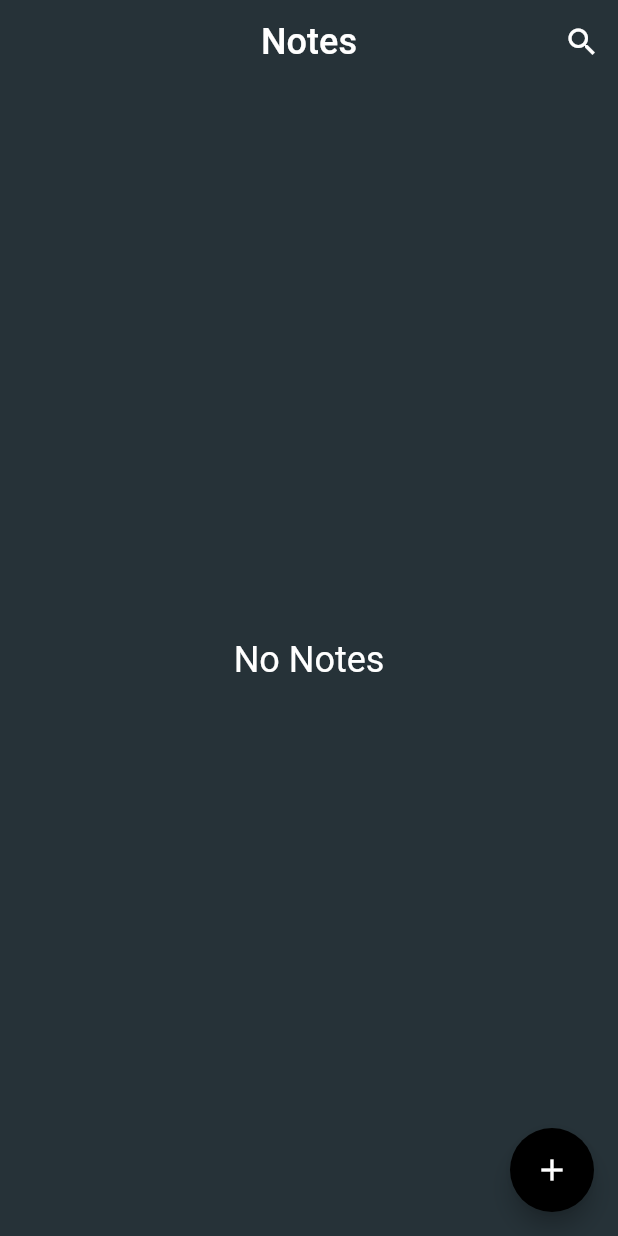
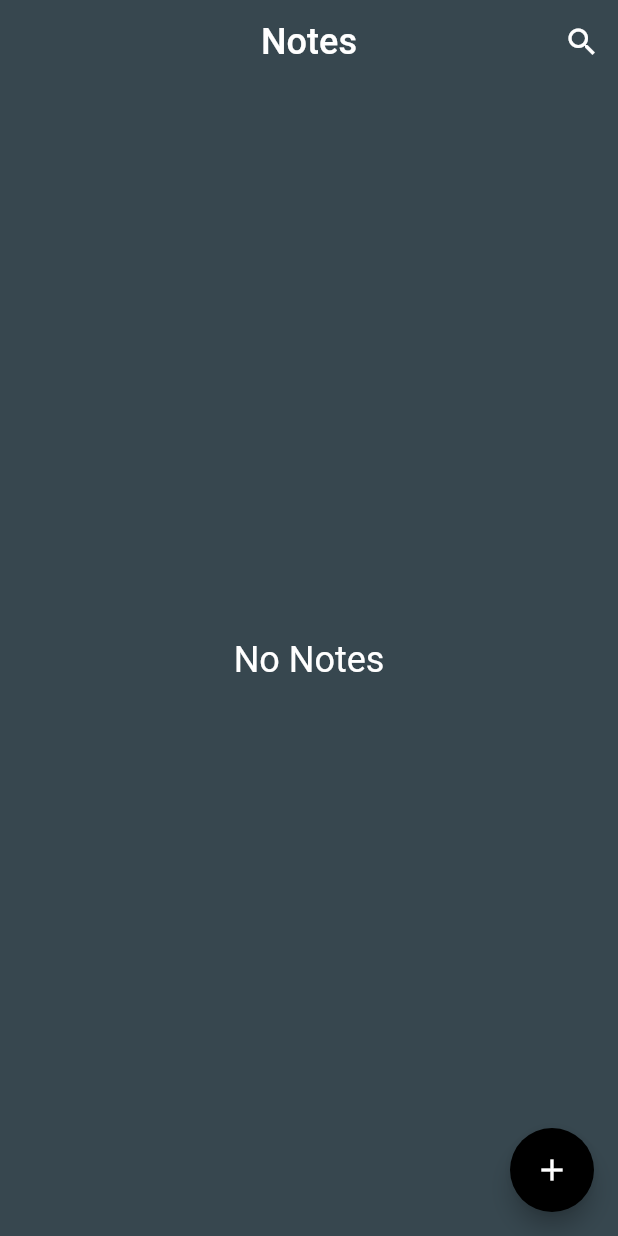
Before and after one commit to HhmedHesham/Local-Nota, a Flutter app: the screen it shows after launch, on a phone screen of 412 x 824 dp. Run offline on Flutter 3.47's test engine with Material 2 defaults, Android fonts, the phone set to English and light mode, and no system bars; our stand-ins replace sqflite; accounts and stored records are empty.

```diff
--- a/lib/main.dart
+++ b/lib/main.dart
@@ -20,7 +20,7 @@ class MyApp extends StatelessWidget {
       themeMode: ThemeMode.dark,
       theme: ThemeData(
         primaryColor: Colors.black,
-        scaffoldBackgroundColor: Colors.blueGrey.shade900,
+        scaffoldBackgroundColor: Colors.blueGrey.shade800,
         appBarTheme: const AppBarTheme(
           backgroundColor: Colors.transparent,
           elevation: 0,
```
Also changed, not shown: lib/models/note_model.dart (+5 -5 lines).
